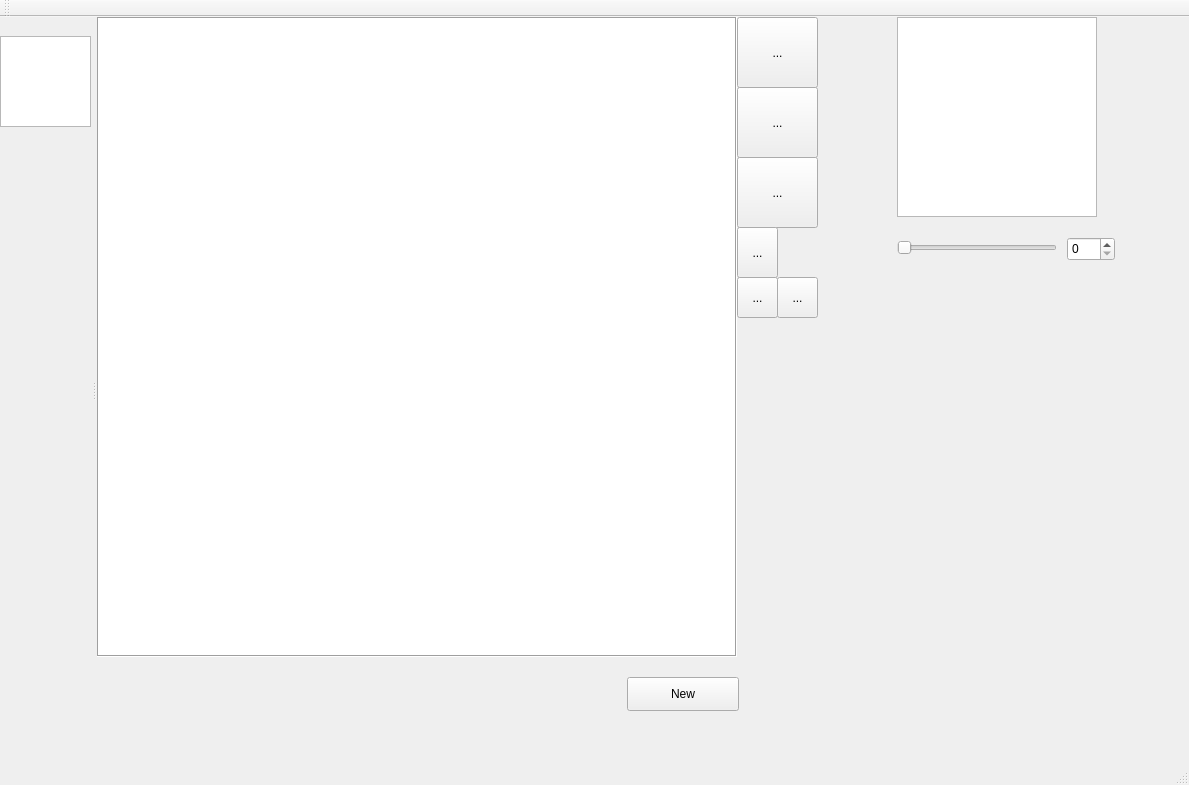
The window that SpriteEditor/mainwindow.ui (mahowa/Nerdz) describes before a commit, drawn with Qt 5.
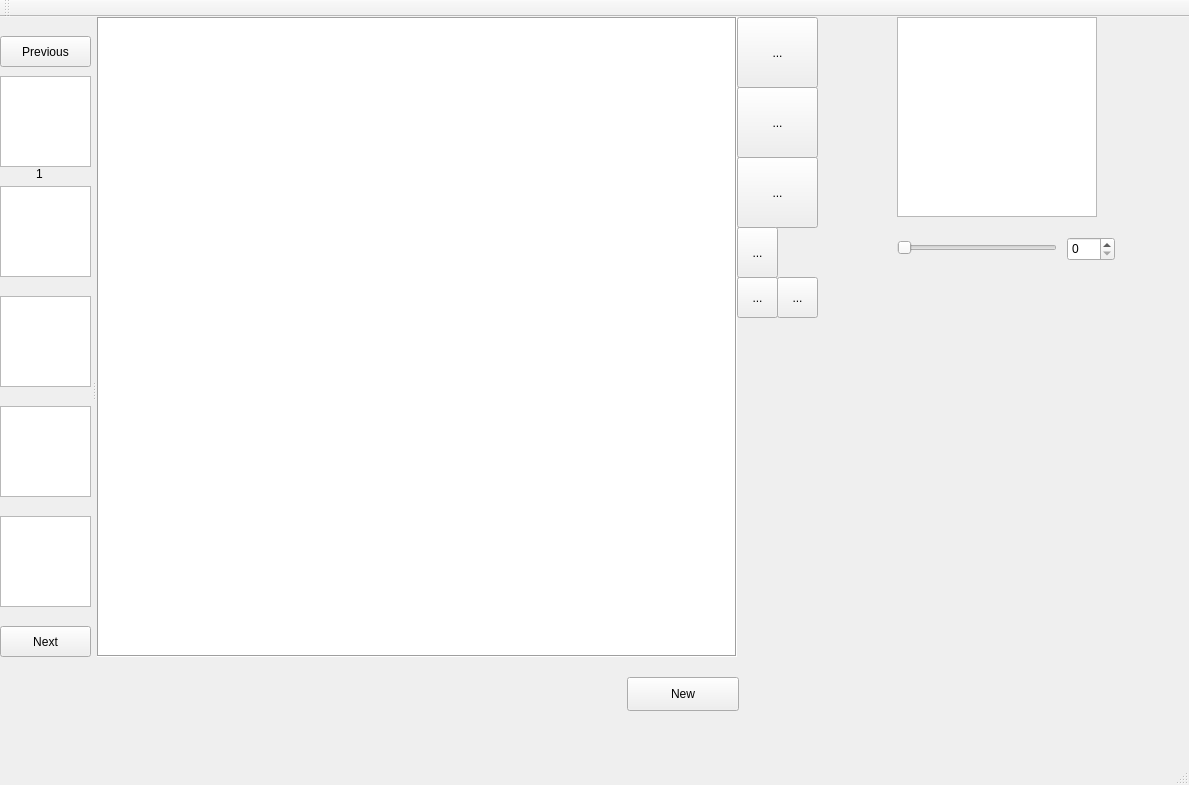
The same window after the commit. Icons and pictures are not drawn.

Commit message: Start of the frame sidebar

The edit to the form file:
```diff
--- a/SpriteEditor/mainwindow.ui
+++ b/SpriteEditor/mainwindow.ui
@@ -282,22 +282,216 @@
      <property name="geometry">
       <rect>
        <x>0</x>
+       <y>40</y>
+       <width>91</width>
+       <height>91</height>
+      </rect>
+     </property>
+     <property name="minimumSize">
+      <size>
+       <width>50</width>
+       <height>50</height>
+      </size>
+     </property>
+     <property name="verticalScrollBarPolicy">
+      <enum>Qt::ScrollBarAlwaysOff</enum>
+     </property>
+     <property name="horizontalScrollBarPolicy">
+      <enum>Qt::ScrollBarAlwaysOff</enum>
+     </property>
+    </widget>
+    <widget class="QGraphicsView" name="smallView2">
+     <property name="geometry">
+      <rect>
+       <x>0</x>
+       <y>150</y>
+       <width>91</width>
+       <height>91</height>
+      </rect>
+     </property>
+     <property name="minimumSize">
+      <size>
+       <width>50</width>
+       <height>50</height>
+      </size>
+     </property>
+     <property name="verticalScrollBarPolicy">
+      <enum>Qt::ScrollBarAlwaysOff</enum>
+     </property>
+     <property name="horizontalScrollBarPolicy">
+      <enum>Qt::ScrollBarAlwaysOff</enum>
+     </property>
+    </widget>
+    <widget class="QGraphicsView" name="smallView3">
+     <property name="geometry">
+      <rect>
+       <x>0</x>
+       <y>260</y>
+       <width>91</width>
+       <height>91</height>
+      </rect>
+     </property>
+     <property name="minimumSize">
+      <size>
+       <width>50</width>
+       <height>50</height>
+      </size>
+     </property>
+     <property name="verticalScrollBarPolicy">
+      <enum>Qt::ScrollBarAlwaysOff</enum>
+     </property>
+     <property name="horizontalScrollBarPolicy">
+      <enum>Qt::ScrollBarAlwaysOff</enum>
+     </property>
+    </widget>
+    <widget class="QGraphicsView" name="smallView4">
+     <property name="geometry">
+      <rect>
+       <x>0</x>
+       <y>370</y>
+       <width>91</width>
+       <height>91</height>
+      </rect>
+     </property>
+     <property name="minimumSize">
+      <size>
+       <width>50</width>
+       <height>50</height>
+      </size>
+     </property>
+     <property name="verticalScrollBarPolicy">
+      <enum>Qt::ScrollBarAlwaysOff</enum>
+     </property>
+     <property name="horizontalScrollBarPolicy">
+      <enum>Qt::ScrollBarAlwaysOff</enum>
+     </property>
+    </widget>
+    <widget class="QGraphicsView" name="smallView5">
+     <property name="geometry">
+      <rect>
+       <x>0</x>
+       <y>480</y>
+       <width>91</width>
+       <height>91</height>
+      </rect>
+     </property>
+     <property name="minimumSize">
+      <size>
+       <width>50</width>
+       <height>50</height>
+      </size>
+     </property>
+     <property name="verticalScrollBarPolicy">
+      <enum>Qt::ScrollBarAlwaysOff</enum>
+     </property>
+     <property name="horizontalScrollBarPolicy">
+      <enum>Qt::ScrollBarAlwaysOff</enum>
+     </property>
+    </widget>
+    <widget class="QPushButton" name="nextPushButton">
+     <property name="geometry">
+      <rect>
+       <x>0</x>
+       <y>590</y>
+       <width>91</width>
+       <height>31</height>
+      </rect>
+     </property>
+     <property name="text">
+      <string>Next</string>
+     </property>
+    </widget>
+    <widget class="QPushButton" name="previousPushButton">
+     <property name="geometry">
+      <rect>
+       <x>0</x>
        <y>0</y>
        <width>91</width>
-       <height>91</height>
+       <height>31</height>
       </rect>
      </property>
-     <property name="minimumSize">
-      <size>
-       <width>50</width>
-       <height>50</height>
-      </size>
+     <property name="text">
+      <string>Previous</string>
      </property>
-     <property name="verticalScrollBarPolicy">
-      <enum>Qt::ScrollBarAlwaysOff</enum>
+    </widget>
+    <widget class="QLabel" name="text1">
+     <property name="geometry">
+      <rect>
+       <x>10</x>
+       <y>130</y>
+       <width>59</width>
+       <height>16</height>
+      </rect>
      </property>
-     <property name="horizontalScrollBarPolicy">
-      <enum>Qt::ScrollBarAlwaysOff</enum>
+     <property name="text">
+      <string>1</string>
+     </property>
+     <property name="alignment">
+      <set>Qt::AlignCenter</set>
+     </property>
+    </widget>
+    <widget class="QLabel" name="text2">
+     <property name="geometry">
+      <rect>
+       <x>10</x>
+       <y>240</y>
+       <width>59</width>
+       <height>16</height>
+      </rect>
+     </property>
+     <property name="text">
+      <string/>
+     </property>
+     <property name="alignment">
+      <set>Qt::AlignCenter</set>
+     </property>
+    </widget>
+    <widget class="QLabel" name="text3">
+     <property name="geometry">
+      <rect>
+       <x>10</x>
+       <y>350</y>
+       <width>59</width>
+       <height>16</height>
+      </rect>
+     </property>
+     <property name="text">
+      <string/>
+     </property>
+     <property name="alignment">
+      <set>Qt::AlignCenter</set>
+     </property>
+    </widget>
+    <widget class="QLabel" name="text4">
+     <property name="geometry">
+      <rect>
+       <x>10</x>
+       <y>460</y>
+       <width>59</width>
+       <height>16</height>
+      </rect>
+     </property>
+     <property name="text">
+      <string/>
+     </property>
+     <property name="alignment">
+      <set>Qt::AlignCenter</set>
+     </property>
+    </widget>
+    <widget class="QLabel" name="text5">
+     <property name="geometry">
+      <rect>
+       <x>10</x>
+       <y>570</y>
+       <width>59</width>
+       <height>16</height>
+      </rect>
+     </property>
+     <property name="text">
+      <string/>
+     </property>
+     <property name="alignment">
+      <set>Qt::AlignCenter</set>
      </property>
     </widget>
    </widget>
```
The commit also changes 2 other files.
